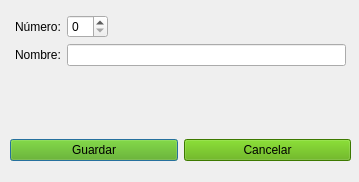
matuu/ligadefutbol, file ligafutbol/src/club_edit.ui: the form before one commit.
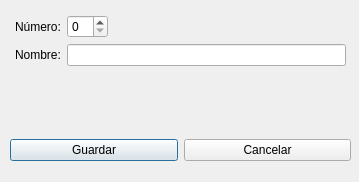
The form after the commit.

Patch:
```diff
--- a/ligafutbol/src/club_edit.ui
+++ b/ligafutbol/src/club_edit.ui
@@ -29,7 +29,7 @@
     <item>
      <widget class="QPushButton" name="btn_save">
       <property name="styleSheet">
-       <string notr="true">background-color: rgb(85, 170, 0);</string>
+       <string notr="true"/>
       </property>
       <property name="text">
        <string>Guardar</string>
@@ -39,7 +39,7 @@
     <item>
      <widget class="QPushButton" name="btn_cancel">
       <property name="styleSheet">
-       <string notr="true">background-color: rgb(85, 170, 0);</string>
+       <string notr="true"/>
       </property>
       <property name="text">
        <string>Cancelar</string>
```
